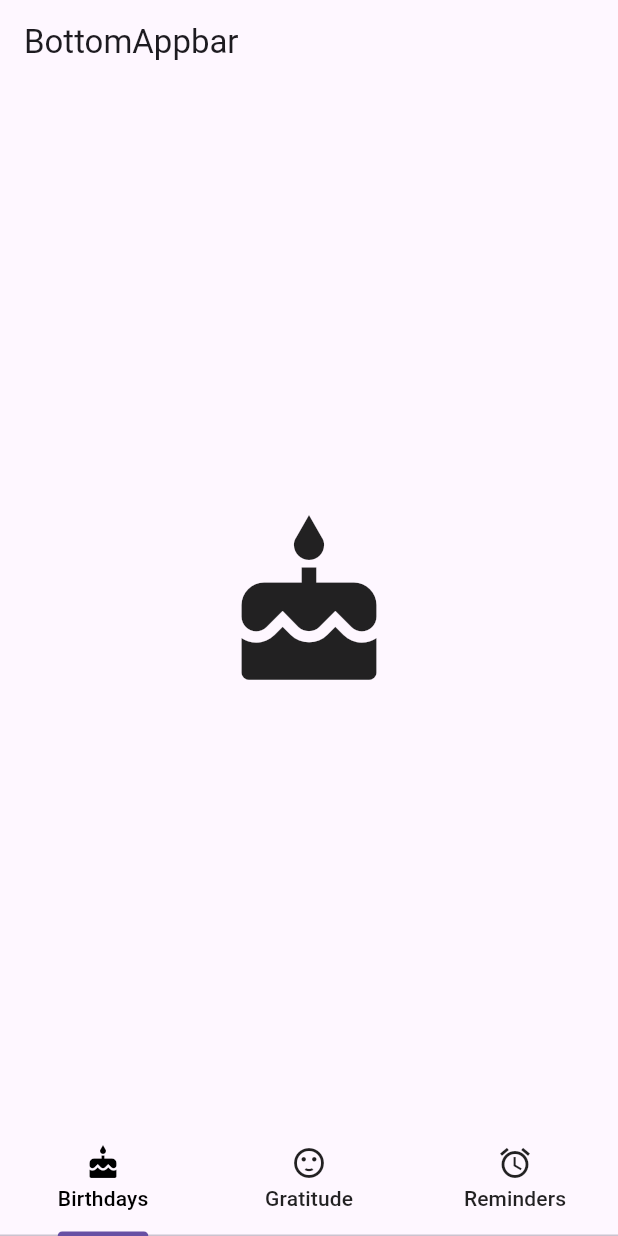
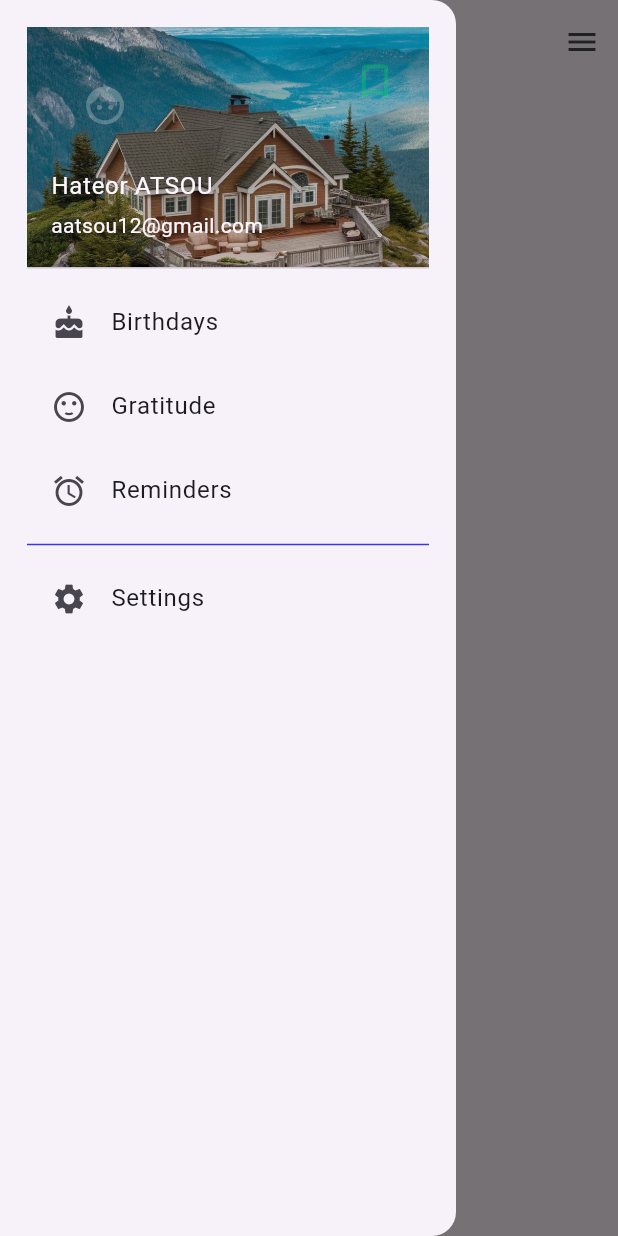
Before and after one commit to hatealx/ftest, a Flutter app: the screen it shows after launch, with the side drawer open (before the commit the screen has no drawer), on a phone screen of 412 x 824 dp. Run offline on Flutter 3.47's test engine with Material 3 defaults, Android fonts, the light colour scheme and no system bars.

Commit message:
learning about how to add left and right drawer in my app and also have a look listTile and ListView widgets

```diff
--- a/lib/pages/birthdays.dart
+++ b/lib/pages/birthdays.dart
@@ -7,6 +7,7 @@ class Birthdays extends StatelessWidget {
   @override
   Widget build(BuildContext context) {
     return Scaffold(
+      appBar: AppBar(title: Text('Birthdays'),),
       body: Center(
         child: Icon(
           Icons.cake,
--- a/lib/pages/gratitude.dart
+++ b/lib/pages/gratitude.dart
@@ -6,6 +6,7 @@ class Gratitude extends StatelessWidget {
   @override
   Widget build(BuildContext context) {
     return Scaffold(
+      appBar: AppBar(title: Text('Gratitude'),),
       body: Center(
         child: Icon(
           Icons.sentiment_satisfied,
--- a/lib/pages/home.dart
+++ b/lib/pages/home.dart
@@ -1,8 +1,6 @@
 import 'package:flutter/material.dart';
-import 'package:ftest/pages/birthdays.dart';
-import 'package:ftest/pages/gratitude.dart';
-import 'package:ftest/pages/reminders.dart';
-
+import 'package:ftest/widgets/left_drawer.dart';
+import 'package:ftest/widgets/right_drawer.dart';
 
 
 class Home extends StatefulWidget {
@@ -11,71 +9,25 @@ class Home extends StatefulWidget {
 }
 
 class _HomeState extends State<Home> with SingleTickerProviderStateMixin {
-  late TabController _tabController;
+
+
 
 
   @override
-  void initState() {
-    // TODO: implement initState
-    super.initState();
-    _tabController = TabController(length: 3, vsync: this);
-    _tabController.addListener(_tabChanged);
+  Widget build(BuildContext context) {
+    return SafeArea(
+      child: Container(
+        child: Scaffold(
+          appBar: AppBar(title: const Text("BottomAppbar"),),
+          drawer: LeftDrawerWidget(),
+          endDrawer: RightDrawerWidget(),
+          body: SafeArea(
+            child: Container(),
+            ),
+        ),
+      )
+    );
 
-  }
-  @override
-  void dispose()
-  {
-      super.dispose();
-      _tabController.dispose();
-
-  }
-  void _tabChanged(){
-    if (_tabController.indexIsChanging){
-      print("tabChanged: ${_tabController.index}");
-    }
-  }
-  @override
-  Widget build(BuildContext context) {
-    return Scaffold(
-      appBar: AppBar(
-        title: const Text("BottomAppbar"),
-      ),
-      body:SafeArea(
-        child:TabBarView(
-          controller: _tabController,
-        children: [
-          Birthdays(),
-          Gratitude(),
-          Reminders(),
-        ]
-        )
-      ),
-
-      bottomNavigationBar: SafeArea(
-
-        child: TabBar(
-          controller: _tabController,
-          labelColor: Colors.black,
-          unselectedLabelColor: Colors.black87,
-          tabs: const [
-            Tab(
-              icon: Icon(Icons.cake),
-              text: "Birthdays",
-            ),
-            Tab(
-              icon: Icon(Icons.sentiment_satisfied),
-              text: "Gratitude",
-            ),
-            Tab(
-              icon: Icon(Icons.access_alarm),
-              text: "Reminders",
-            )
-          ],
-          )
-        )
-
-
-    );
 
 }
 }
--- a/lib/pages/reminders.dart
+++ b/lib/pages/reminders.dart
@@ -6,6 +6,7 @@ class Reminders extends StatelessWidget {
   @override
   Widget build(BuildContext context) {
     return Scaffold(
+      appBar: AppBar(title: Text('Reminders'),),
       body: Center(
         child: Icon(
           Icons.access_alarm,
--- /dev/null
+++ b/lib/widgets/left_drawer.dart
@@ -0,0 +1,46 @@
+import 'package:flutter/material.dart';
+import 'package:flutter/widgets.dart';
+import 'package:ftest/widgets/memu_list_tile.dart';
+
+
+class LeftDrawerWidget extends StatelessWidget {
+  const LeftDrawerWidget({super.key});
+
+  @override
+  Widget build(BuildContext context) {
+    return Drawer(
+      child: ListView(
+        padding: EdgeInsets.all(18.0),
+        children: const [
+           UserAccountsDrawerHeader(
+
+          currentAccountPicture: Icon(
+            Icons.face,
+            size: 30.0,
+            color: Color.fromARGB(66, 251, 249, 249),
+          ),
+          accountName: Text("Hateor ATSOU"),
+          accountEmail: Text("aatsou12@gmail.com"),
+          otherAccountsPictures: <Widget>[
+            Icon(
+              Icons.bookmark_border,
+              size: 30.0,
+              color: Color.fromARGB(66, 8, 241, 78),
+            ),
+          ],
+          decoration: BoxDecoration(
+            image: DecorationImage(
+              image: AssetImage('assets/images/home_top_mountain.jpg'),
+              fit: BoxFit.cover
+            )
+          ),
+
+        ),
+
+        MemuListTileWidget()
+        ]
+
+      )
+    );
+  }
+}
--- /dev/null
+++ b/lib/widgets/memu_list_tile.dart
@@ -0,0 +1,72 @@
+import 'package:flutter/material.dart';
+import 'package:flutter/widgets.dart';
+import 'package:ftest/pages/birthdays.dart';
+import 'package:ftest/pages/gratitude.dart';
+import 'package:ftest/pages/reminders.dart';
+
+class MemuListTileWidget extends StatefulWidget {
+  const MemuListTileWidget({super.key});
+
+  @override
+  State<MemuListTileWidget> createState() => _MemuListTileWidgetState();
+}
+
+class _MemuListTileWidgetState extends State<MemuListTileWidget> {
+  @override
+  Widget build(BuildContext context) {
+    return  Column(
+      children: [
+        ListTile(
+          leading: Icon(Icons.cake),
+          title: Text("Birthdays"),
+
+          onTap: () {
+            Navigator.pop(context);
+            Navigator.push(context,
+            MaterialPageRoute(builder: (context) => Birthdays())
+            );
+          },
+
+        ),
+        ListTile(
+          leading: Icon(Icons.sentiment_satisfied),
+          title: Text("Gratitude"),
+
+          onTap: () {
+            Navigator.pop(context);
+            Navigator.push(context,
+            MaterialPageRoute(builder: (context) => Gratitude())
+            );
+          },
+
+        ),
+
+
+       ListTile(
+          leading: Icon(Icons.alarm),
+          title: Text("Reminders"),
+
+          onTap: () {
+            Navigator.pop(context);
+            Navigator.push(context,
+            MaterialPageRoute(builder: (context) => Reminders())
+            );
+          },
+
+        ),
+        Divider(color: Color.fromARGB(255, 59, 53, 227)),
+
+        ListTile(
+          leading: Icon(Icons.settings),
+          title: Text("Settings"),
+
+          onTap: () {
+            Navigator.pop(context);
+          },
+
+        ),
+      ],
+
+    );
+  }
+}
```
Also changed, not shown: lib/widgets/right_drawer.dart (added, +34 -0 lines), assets/images/home_top_mountain.jpg (added).
